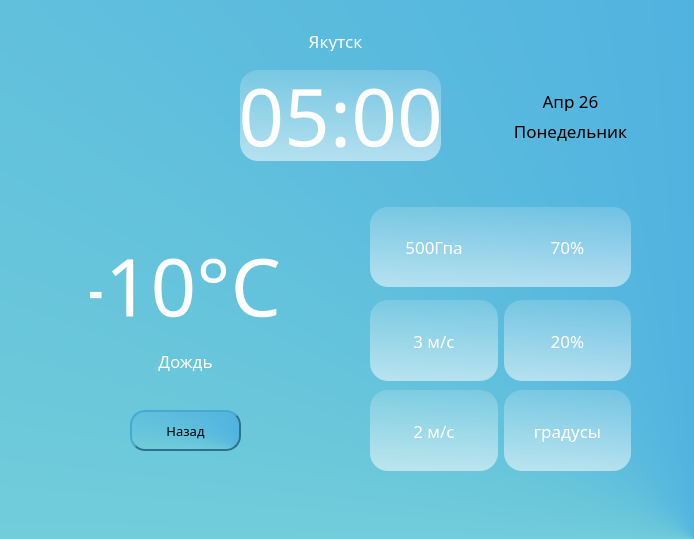
Above: design/main_detail.ui from Animila/PyWeather before the change. Below: the same form after it.
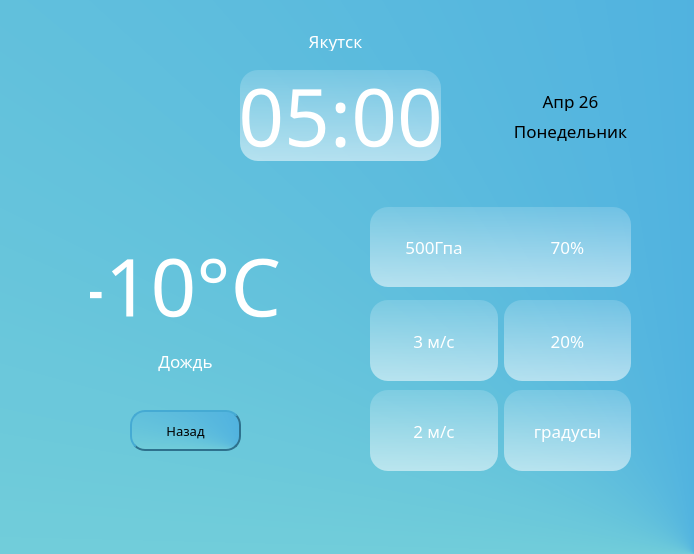
That is the form after the change. Icons and pictures are not drawn.

What changed in the file:
```diff
--- a/design/main_detail.ui
+++ b/design/main_detail.ui
@@ -7,7 +7,7 @@
     <x>0</x>
     <y>0</y>
     <width>694</width>
-    <height>539</height>
+    <height>554</height>
    </rect>
   </property>
   <property name="windowTitle">
```
